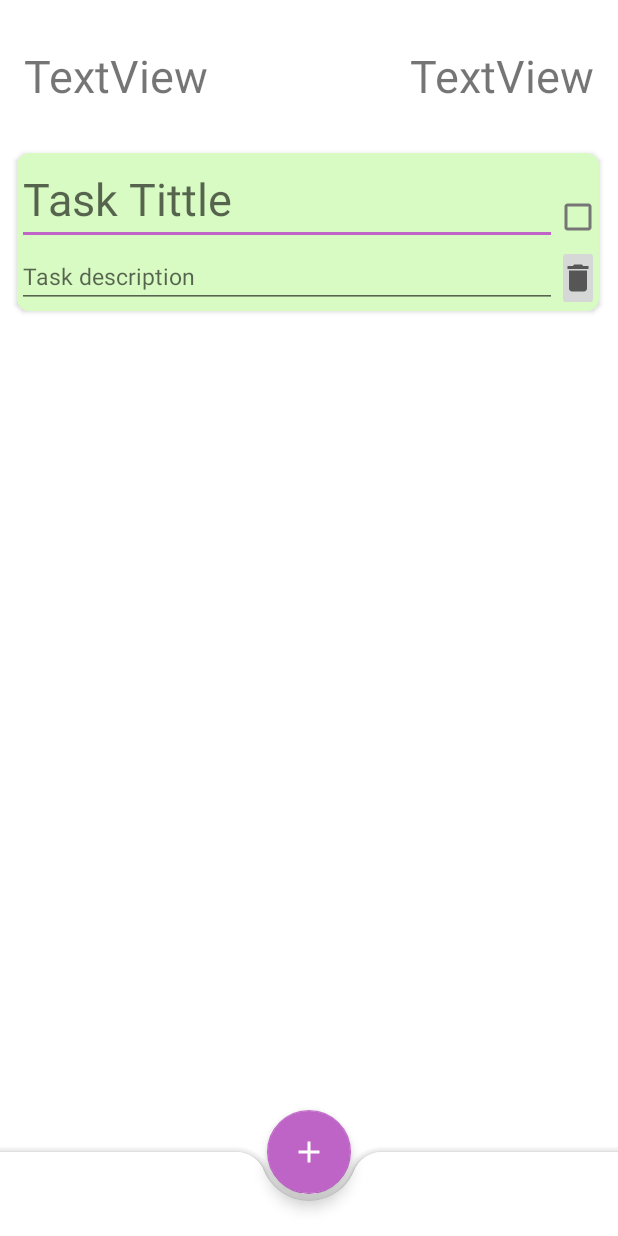
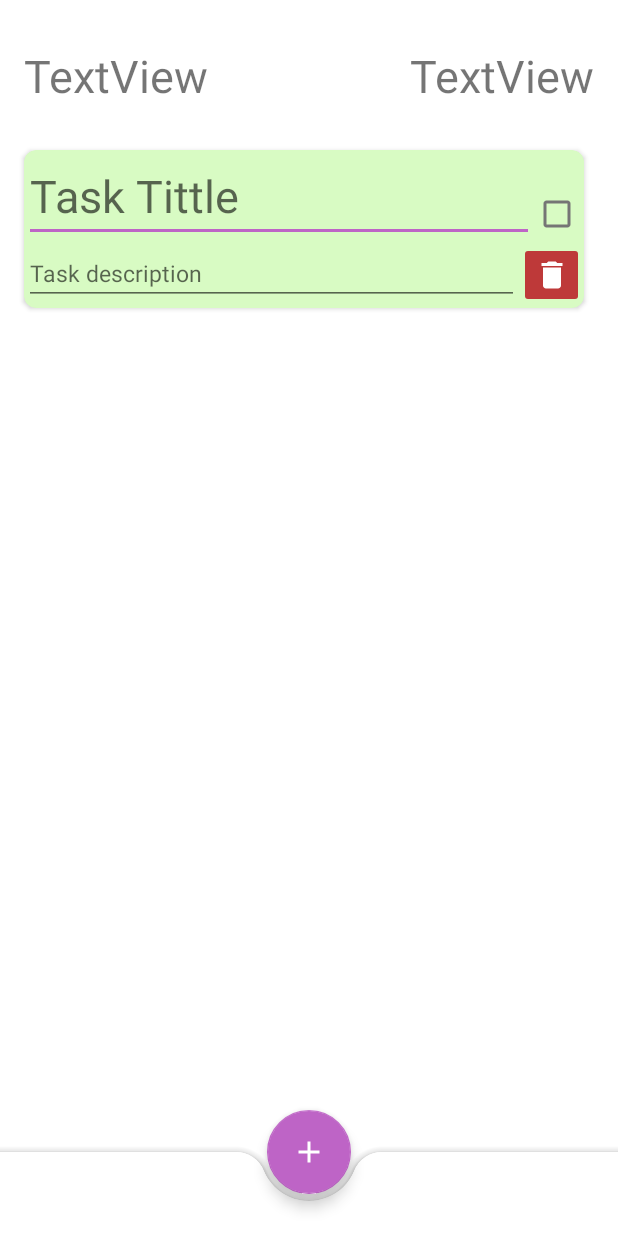
Before and after one commit to IkerFernandez21/ProyectoIntegrador, an Android app: the ActivityDay screen opened directly, with no data from a screen before it, after a tap on an icon or button, on a phone screen of 412 x 824 dp. Run offline under Robolectric (Android 15) with nearby library versions, the phone set to English and light mode, and no system bars; 2 statements that could not run were skipped.

Commit message:
Activity day appareance fixed

```diff
--- a/app/src/main/res/drawable/ic_bin.xml
+++ b/app/src/main/res/drawable/ic_bin.xml
@@ -2,8 +2,7 @@
     android:width="24dp"
     android:height="24dp"
     android:viewportWidth="24"
-    android:viewportHeight="24"
-    android:tint="?attr/colorControlNormal">
+    android:viewportHeight="24">
   <path
       android:fillColor="@android:color/white"
       android:pathData="M6,19c0,1.1 0.9,2 2,2h8c1.1,0 2,-0.9 2,-2V7H6v12zM19,4h-3.5l-1,-1h-5l-1,1H5v2h14V4z"/>
--- a/app/src/main/res/layout/row_tasks.xml
+++ b/app/src/main/res/layout/row_tasks.xml
@@ -5,7 +5,10 @@
     android:layout_width="match_parent"
     android:layout_height="wrap_content"
     android:orientation="vertical"
-    android:layout_margin="5dp">
+    android:layout_marginTop="3dp"
+    android:layout_marginBottom="3dp"
+    android:layout_marginEnd="15dp"
+    android:layout_marginStart="10dp">
 
     <androidx.cardview.widget.CardView
         xmlns:card_view="http://schemas.android.com/apk/res-auto"
@@ -14,7 +17,7 @@
         card_view:cardCornerRadius="8dp"
         app:cardUseCompatPadding="true"
         card_view:cardBackgroundColor="@color/cardsPrimary"
-        android:elevation="60dp">
+        android:elevation="500dp">
 
         <LinearLayout
             android:layout_width="match_parent"
@@ -28,7 +31,7 @@
 
                 <EditText
                     android:id="@+id/task_tittle_row"
-                    android:layout_width="360dp"
+                    android:layout_width="340dp"
                     android:layout_height="wrap_content"
                     android:hint="@string/task_tittle"
                     android:inputType="textMultiLine"
@@ -36,8 +39,8 @@
 
                 <CheckBox
                     android:id="@+id/checkboxRow"
-                    android:layout_width="wrap_content"
-                    android:layout_height="wrap_content"
+                    android:layout_width="30dp"
+                    android:layout_height="30dp"
                     android:gravity="left">
 
 
@@ -51,7 +54,7 @@
 
                 <EditText
                     android:id="@+id/task_description_row"
-                    android:layout_width="360dp"
+                    android:layout_width="330dp"
                     android:layout_height="wrap_content"
                     android:hint="@string/task_description"
                     android:inputType="textMultiLine"
@@ -62,7 +65,8 @@
                     android:layout_width="wrap_content"
                     android:layout_height="wrap_content"
                     android:layout_gravity="left"
-                    app:srcCompat="@drawable/ic_bin" />
+                    app:srcCompat="@drawable/ic_bin"
+                    android:backgroundTint="@color/red_delete"/>
 
             </LinearLayout>
         </LinearLayout>
--- a/app/src/main/res/values/colors.xml
+++ b/app/src/main/res/values/colors.xml
@@ -14,5 +14,6 @@
     <color name="ColorSecundario">#be64c6</color>
     <color name="ColorSecundarioClaro">#f294f9</color>
     <color name="ColorSecundarioOscuro">#8c3495</color>
+    <color name="red_delete">#BE3939</color>
 
 </resources>
```
